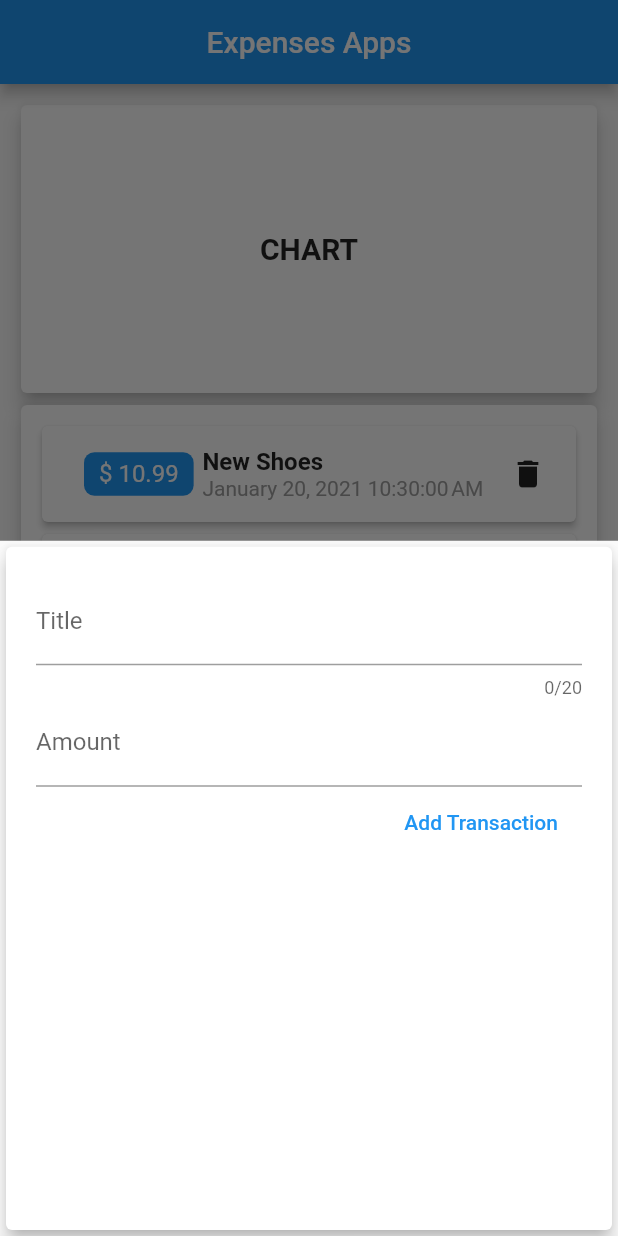
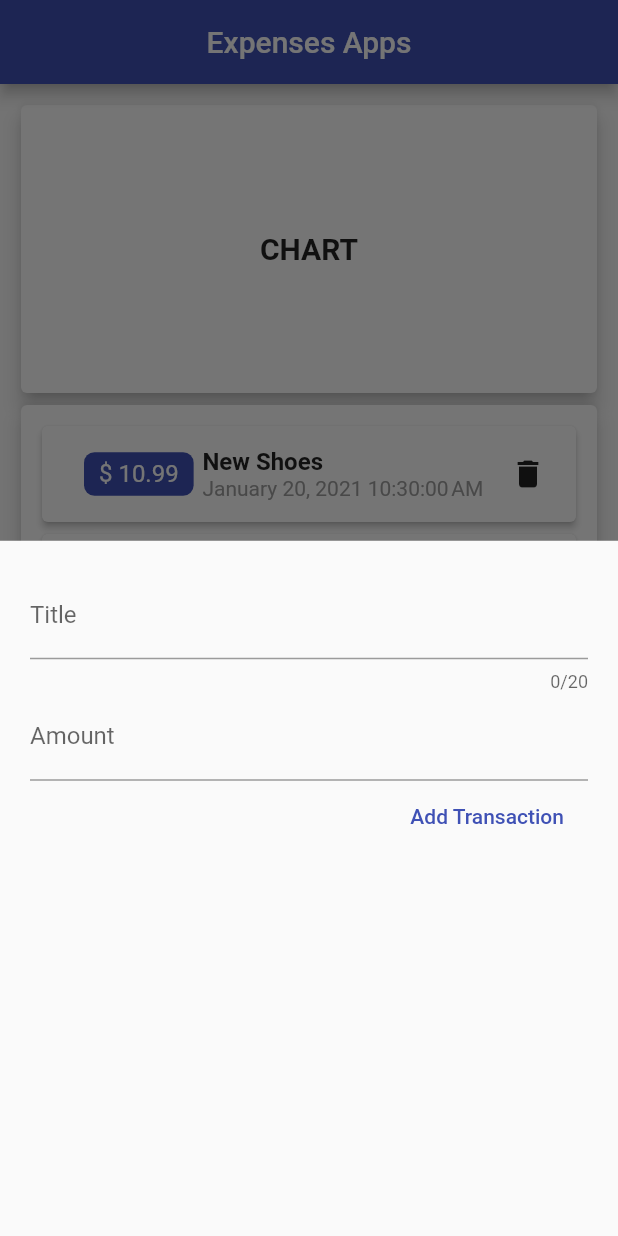
Before and after one commit to kuldii/expenses_app, a Flutter app: the screen it shows after launch, after a tap on the "add" icon, on a phone screen of 412 x 824 dp. Run offline on Flutter 3.47's test engine with Material 2 defaults, Android fonts, the phone set to English and light mode, and no system bars.

Commit message:
mengubah theme color dengan indigo color

```diff
--- a/lib/main.dart
+++ b/lib/main.dart
@@ -12,6 +12,9 @@ class MyApp extends StatelessWidget {
       title: "Expenses Apps",
       debugShowCheckedModeBanner: false,
       home: HomePage(),
+      theme: ThemeData(
+        primarySwatch: Colors.indigo,
+      ),
     );
   }
 }
--- a/lib/pages/home/components/newtransaction.dart
+++ b/lib/pages/home/components/newtransaction.dart
@@ -33,9 +33,7 @@ class _NewTransactionState extends State<NewTransaction> {
 
   @override
   Widget build(BuildContext context) {
-    return Card(
-      elevation: 5,
-      child: Container(
+    return Container(
       padding: EdgeInsets.all(20),
       child: Column(
         crossAxisAlignment: CrossAxisAlignment.end,
@@ -68,7 +66,6 @@ class _NewTransactionState extends State<NewTransaction> {
           ),
         ],
       ),
-      ),
     );
   }
 }
--- a/lib/pages/home/homepage.dart
+++ b/lib/pages/home/homepage.dart
@@ -85,14 +85,12 @@ class _HomePageState extends State<HomePage> {
         ),
       ),
       floatingActionButton: FloatingActionButton(
-        onPressed: () {
-          showModalBottomSheet(
-            context: context,
-            builder: (_) {
-              return NewTransaction(_addNewTx);
-            },
-          );
-        },
+        onPressed: () => showModalBottomSheet(
+          context: context,
+          builder: (_) {
+            return NewTransaction(_addNewTx);
+          },
+        ),
         child: Icon(
           Icons.add,
         ),
```
Lines whose indentation alone changed are shown as unchanged.
